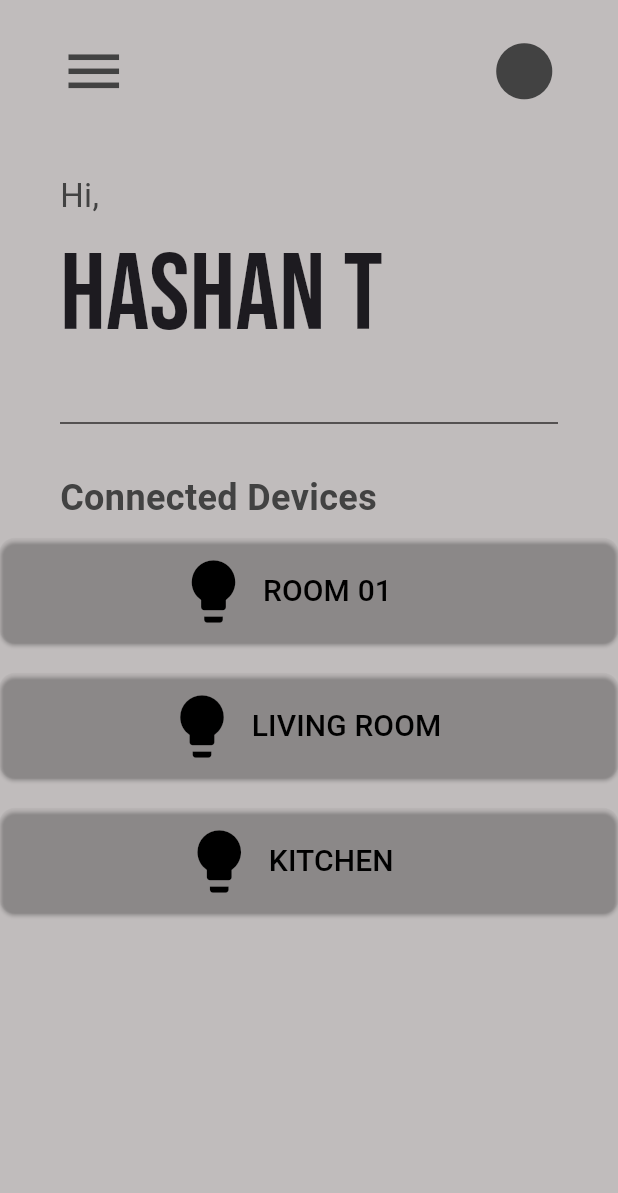
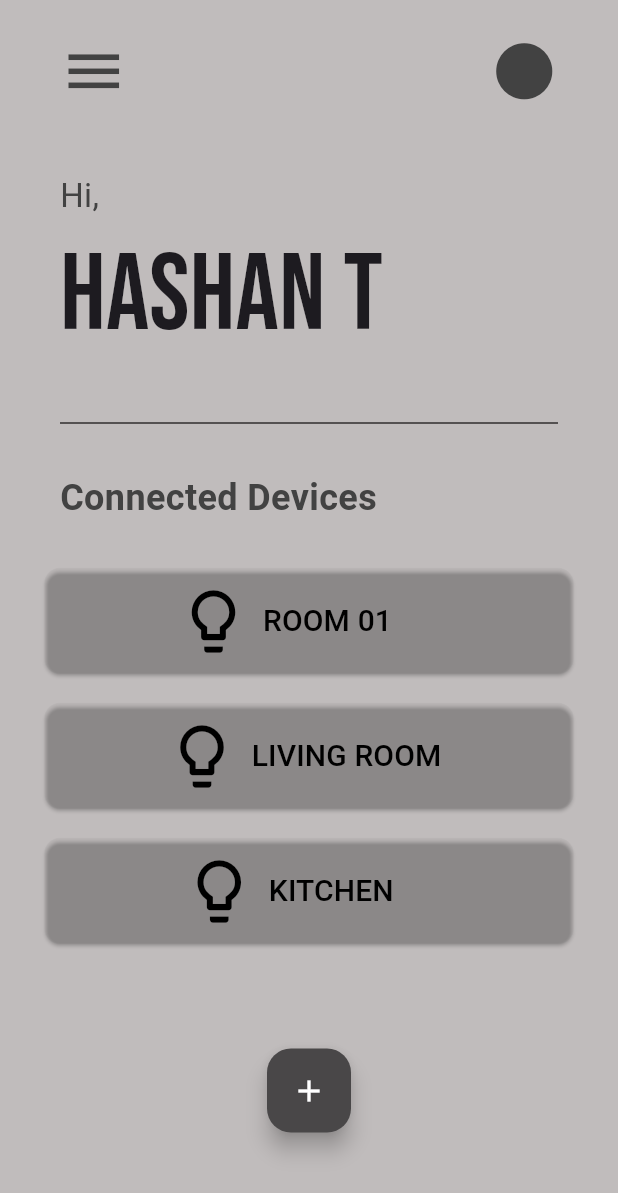
Before and after one commit to HashanTG/IOT-BASED-PANEL-LIGHT-TRANSFOMER, a Flutter app: the HomePage screen opened directly, on a phone screen of 412 x 824 dp. Shown: the top 1193 px of the screen. Run offline on Flutter 3.47's test engine with Material 3 defaults, Android fonts, the phone set to English and light mode, and no system bars; our stand-ins replace another_flutter_splash_screen, firebase_core, firebase_database, google_fonts; accounts and stored records are empty.

Commit message:
Update home_page.dart

```diff
--- a/lib/pages/home_page.dart
+++ b/lib/pages/home_page.dart
@@ -14,6 +14,9 @@ class HomePage extends StatefulWidget {
 class _HomePageState extends State<HomePage> {
   final double horizontalPadding = 40;
   final double verticalPadding = 25;
+  bool _isLightOn = false;
+  bool _isLightOn1 = false;
+  bool _isLightOn2 = false;
 
   List mySmartDevices = [
     ["Smart Light", "lib/icons/light-bulb.png", false],
@@ -22,7 +25,7 @@ class _HomePageState extends State<HomePage> {
     ["Smart Light", "lib/icons/light-bulb.png", false],
   ];
 
-  bool status = true;
+  bool status = false;
   void powerSwitchChanged(bool value, int index) {
     setState(() {
       mySmartDevices[index][2] = value;
@@ -130,7 +133,7 @@ class _HomePageState extends State<HomePage> {
                 ),
               ),
             ),
-            const SizedBox(height: 10),
+            const SizedBox(height: 30),
 
             // grid
             // Expanded(
@@ -153,11 +156,21 @@ class _HomePageState extends State<HomePage> {
             //   ),
             // ),
 
-            Center(
+            Padding(
+              padding: const EdgeInsets.only(left: 30, right: 30),
+              child: Center(
                 child: ElevatedButton.icon(
-                onPressed: state,
-                icon: const Icon(
-                  Icons.lightbulb,
+                  onPressed: () {
+                    setState(() {
+                      _isLightOn = !_isLightOn;
+                      state(); // Toggle the state
+                      // Add your code to control the actual light here
+                    });
+                  },
+                  icon: Icon(
+                    _isLightOn
+                        ? Icons.lightbulb
+                        : Icons.lightbulb_outline, // Change icon based on state
                     size: 50,
                     color: Color.fromARGB(255, 0, 0, 0),
                   ), // Your desired icon
@@ -167,7 +180,9 @@ class _HomePageState extends State<HomePage> {
                         color: Color.fromARGB(255, 0, 0, 0),
                       )),
                   style: ElevatedButton.styleFrom(
-                  backgroundColor: Color.fromARGB(0, 38, 40, 48),
+                    backgroundColor: _isLightOn
+                        ? Color.fromARGB(255, 250, 57, 83)
+                        : Color.fromARGB(0, 155, 160, 181),
                     fixedSize:
                         const Size(500, 70), // Set the size to make it square
                     shape: const RoundedRectangleBorder(
@@ -178,15 +193,26 @@ class _HomePageState extends State<HomePage> {
                   ),
                 ),
               ),
+            ),
             SizedBox(
               height: 20,
             ),
 
-            Center(
+            Padding(
+              padding: const EdgeInsets.only(left: 30, right: 30),
+              child: Center(
                 child: ElevatedButton.icon(
-                onPressed: state,
-                icon: const Icon(
-                  Icons.lightbulb,
+                  onPressed: () {
+                    setState(() {
+                      _isLightOn1 = !_isLightOn1;
+                      // Toggle the state
+                      // Add your code to control the actual light here
+                    });
+                  },
+                  icon: Icon(
+                    _isLightOn1
+                        ? Icons.lightbulb
+                        : Icons.lightbulb_outline, // Change icon based on state
                     size: 50,
                     color: Color.fromARGB(255, 0, 0, 0),
                   ), // Your desired icon
@@ -196,7 +222,9 @@ class _HomePageState extends State<HomePage> {
                         color: Color.fromARGB(255, 0, 0, 0),
                       )),
                   style: ElevatedButton.styleFrom(
-                  backgroundColor: Color.fromARGB(0, 38, 40, 48),
+                    backgroundColor: _isLightOn1
+                        ? Color.fromARGB(255, 250, 57, 83)
+                        : Color.fromARGB(0, 155, 160, 181),
                     fixedSize:
                         const Size(500, 70), // Set the size to make it square
                     shape: const RoundedRectangleBorder(
@@ -207,15 +235,26 @@ class _HomePageState extends State<HomePage> {
                   ),
                 ),
               ),
+            ),
             SizedBox(
               height: 20,
             ),
 
-            Center(
+            Padding(
+              padding: const EdgeInsets.only(left: 30, right: 30),
+              child: Center(
                 child: ElevatedButton.icon(
-                onPressed: state,
-                icon: const Icon(
-                  Icons.lightbulb,
+                  onPressed: () {
+                    setState(() {
+                      _isLightOn2 = !_isLightOn2;
+                      // Toggle the state
+                      // Add your code to control the actual light here
+                    });
+                  },
+                  icon: Icon(
+                    _isLightOn2
+                        ? Icons.lightbulb
+                        : Icons.lightbulb_outline, // Change icon based on state
                     size: 50,
                     color: Color.fromARGB(255, 0, 0, 0),
                   ), // Your desired icon
@@ -225,7 +264,9 @@ class _HomePageState extends State<HomePage> {
                         color: Color.fromARGB(255, 0, 0, 0),
                       )),
                   style: ElevatedButton.styleFrom(
-                  backgroundColor: Color.fromARGB(0, 38, 40, 48),
+                    backgroundColor: _isLightOn2
+                        ? Color.fromARGB(255, 250, 57, 83)
+                        : Color.fromARGB(0, 155, 160, 181),
                     fixedSize:
                         const Size(500, 70), // Set the size to make it square
                     shape: const RoundedRectangleBorder(
@@ -236,6 +277,22 @@ class _HomePageState extends State<HomePage> {
                   ),
                 ),
               ),
+            ),
+            const SizedBox(
+              height: 70,
+            ),
+            Center(
+              child: FloatingActionButton(
+                backgroundColor: Color.fromARGB(255, 73, 71, 72),
+                onPressed: () {
+                  // Add your code to add a new device here
+                },
+                child: const Icon(
+                  Icons.add,
+                  color: Colors.white,
+                ),
+              ),
+            )
           ],
         ),
       ),
```
Lines whose indentation alone changed are shown as unchanged.
